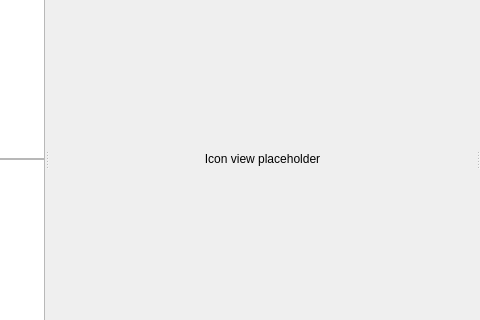
Qt form Code/Editor/AzAssetBrowser/AzAssetBrowserWindow.ui (o3de/o3de) before a commit; both pictures show x 211 to 691 and y 135 to 455 of the 691 by 554 pixel window.
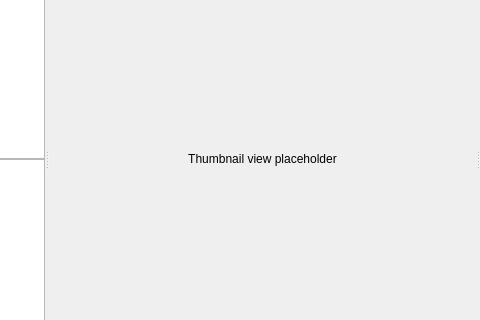
The same form after that commit. Icons and pictures are not drawn. Custom widgets are drawn as their Qt base class.

Commit message:
Standardize widget names in Asset Browser window
Some of them didn't use proper terminology. Placeholder texts also use
proper naming

What changed in the file:
```diff
--- a/Code/Editor/AzAssetBrowser/AzAssetBrowserWindow.ui
+++ b/Code/Editor/AzAssetBrowser/AzAssetBrowserWindow.ui
@@ -297,7 +297,7 @@
             <item>
              <widget class="QLabel" name="m_thumbnailViewPlaceholder">
               <property name="text">
-               <string>Icon view placeholder</string>
+               <string>Thumbnail view placeholder</string>
               </property>
               <property name="alignment">
                <set>Qt::AlignCenter</set>
```
Left out of the diff: 4 changed lines with no effect on the pictures.
